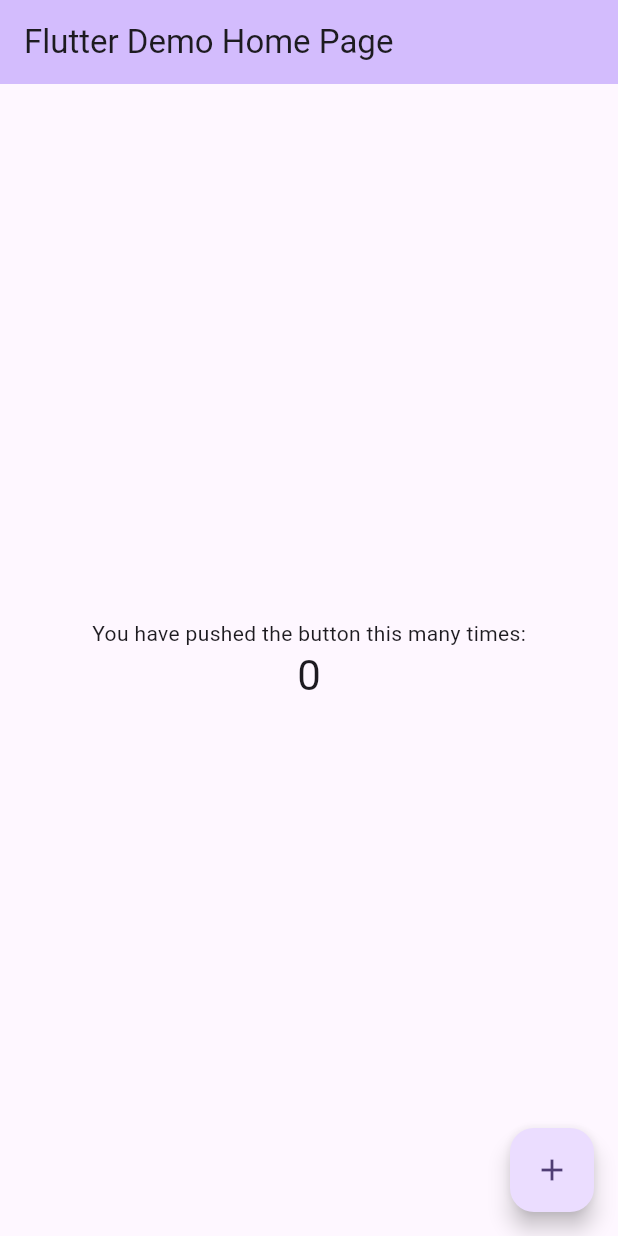
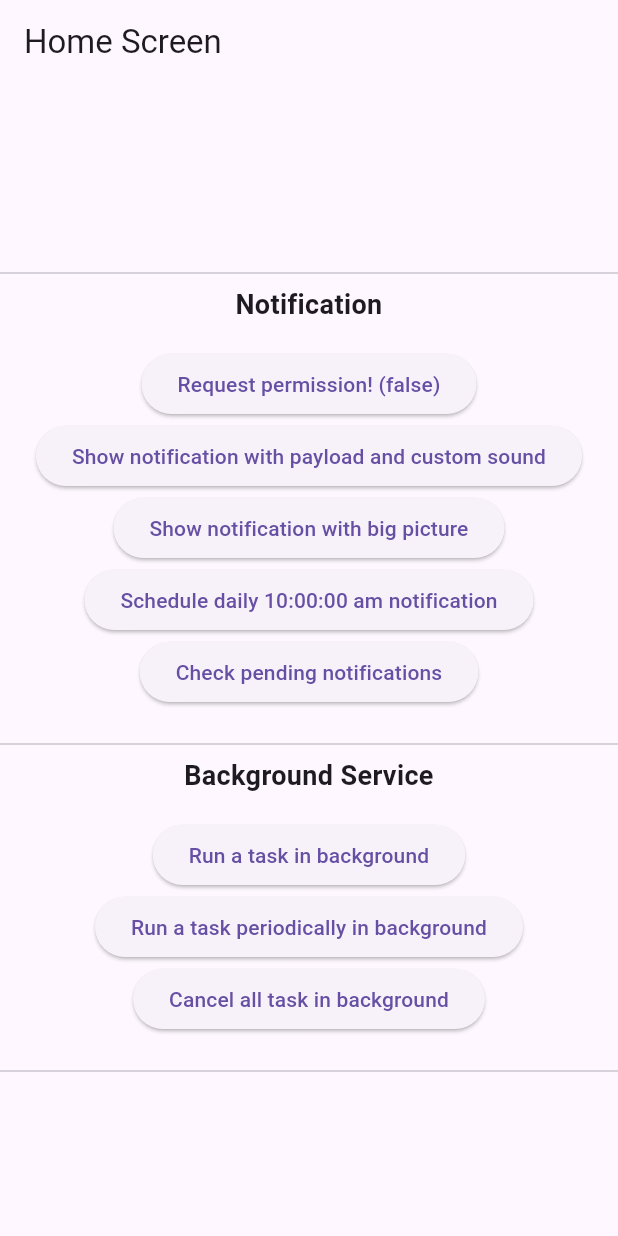
Before and after one commit to abdullohumar/notification_app, a Flutter app: the screen it shows after launch, on a phone screen of 412 x 824 dp. Run offline on Flutter 3.47's test engine with Material 3 defaults, Android fonts, the phone set to English and light mode, and no system bars.

Commit message:
starter app

```diff
--- a/lib/main.dart
+++ b/lib/main.dart
@@ -1,122 +1,34 @@
 import 'package:flutter/material.dart';
+import 'package:notification_app/screens/detail_screen.dart';
+import 'package:notification_app/screens/home_screen.dart';
+import 'package:notification_app/static/my_route.dart';
 
-void main() {
-  runApp(const MyApp());
+void main() async {
+  String route = MyRoute.home.name;
+
+  runApp(
+    App(
+      initialRoute: route,
+    ),
+  );
 }
 
-class MyApp extends StatelessWidget {
-  const MyApp({super.key});
+class App extends StatelessWidget {
+  final String initialRoute;
 
-  // This widget is the root of your application.
+  const App({
+    super.key,
+    required this.initialRoute,
+  });
+
   @override
   Widget build(BuildContext context) {
     return MaterialApp(
-      title: 'Flutter Demo',
-      theme: ThemeData(
-        // This is the theme of your application.
-        //
-        // TRY THIS: Try running your application with "flutter run". You'll see
-        // the application has a purple toolbar. Then, without quitting the app,
-        // try changing the seedColor in the colorScheme below to Colors.green
-        // and then invoke "hot reload" (save your changes or press the "hot
-        // reload" button in a Flutter-supported IDE, or press "r" if you used
-        // the command line to start the app).
-        //
-        // Notice that the counter didn't reset back to zero; the application
-        // state is not lost during the reload. To reset the state, use hot
-        // restart instead.
-        //
-        // This works for code too, not just values: Most code changes can be
-        // tested with just a hot reload.
-        colorScheme: ColorScheme.fromSeed(seedColor: Colors.deepPurple),
-      ),
-      home: const MyHomePage(title: 'Flutter Demo Home Page'),
+      initialRoute: initialRoute,
+      routes: {
+        MyRoute.home.name: (context) => const HomeScreen(),
+        MyRoute.detail.name: (context) => const DetailScreen(),
+      },
     );
   }
 }
-
-class MyHomePage extends StatefulWidget {
-  const MyHomePage({super.key, required this.title});
-
-  // This widget is the home page of your application. It is stateful, meaning
-  // that it has a State object (defined below) that contains fields that affect
-  // how it looks.
-
-  // This class is the configuration for the state. It holds the values (in this
-  // case the title) provided by the parent (in this case the App widget) and
-  // used by the build method of the State. Fields in a Widget subclass are
-  // always marked "final".
-
-  final String title;
-
-  @override
-  State<MyHomePage> createState() => _MyHomePageState();
-}
-
-class _MyHomePageState extends State<MyHomePage> {
-  int _counter = 0;
-
-  void _incrementCounter() {
-    setState(() {
-      // This call to setState tells the Flutter framework that something has
-      // changed in this State, which causes it to rerun the build method below
-      // so that the display can reflect the updated values. If we changed
-      // _counter without calling setState(), then the build method would not be
-      // called again, and so nothing would appear to happen.
-      _counter++;
-    });
-  }
-
-  @override
-  Widget build(BuildContext context) {
-    // This method is rerun every time setState is called, for instance as done
-    // by the _incrementCounter method above.
-    //
-    // The Flutter framework has been optimized to make rerunning build methods
-    // fast, so that you can just rebuild anything that needs updating rather
-    // than having to individually change instances of widgets.
-    return Scaffold(
-      appBar: AppBar(
-        // TRY THIS: Try changing the color here to a specific color (to
-        // Colors.amber, perhaps?) and trigger a hot reload to see the AppBar
-        // change color while the other colors stay the same.
-        backgroundColor: Theme.of(context).colorScheme.inversePrimary,
-        // Here we take the value from the MyHomePage object that was created by
-        // the App.build method, and use it to set our appbar title.
-        title: Text(widget.title),
-      ),
-      body: Center(
-        // Center is a layout widget. It takes a single child and positions it
-        // in the middle of the parent.
-        child: Column(
-          // Column is also a layout widget. It takes a list of children and
-          // arranges them vertically. By default, it sizes itself to fit its
-          // children horizontally, and tries to be as tall as its parent.
-          //
-          // Column has various properties to control how it sizes itself and
-          // how it positions its children. Here we use mainAxisAlignment to
-          // center the children vertically; the main axis here is the vertical
-          // axis because Columns are vertical (the cross axis would be
-          // horizontal).
-          //
-          // TRY THIS: Invoke "debug painting" (choose the "Toggle Debug Paint"
-          // action in the IDE, or press "p" in the console), to see the
-          // wireframe for each widget.
-          mainAxisAlignment: MainAxisAlignment.center,
-          children: <Widget>[
-            const Text('You have pushed the button this many times:'),
-            Text(
-              '$_counter',
-              style: Theme.of(context).textTheme.headlineMedium,
-            ),
-          ],
-        ),
-      ),
-      floatingActionButton: FloatingActionButton(
-        onPressed: _incrementCounter,
-        tooltip: 'Increment',
-        child: const Icon(Icons.add),
-      ), // This trailing comma makes auto-formatting nicer for build methods.
-    );
-  }
-}
--- /dev/null
+++ b/lib/screens/home_screen.dart
@@ -0,0 +1,120 @@
+import 'package:flutter/material.dart';
+import 'package:notification_app/widgets/my_divider.dart';
+
+class HomeScreen extends StatefulWidget {
+  const HomeScreen({super.key});
+
+  @override
+  State<HomeScreen> createState() => _HomeScreenState();
+}
+
+class _HomeScreenState extends State<HomeScreen> {
+  @override
+  Widget build(BuildContext context) {
+    return Scaffold(
+      appBar: AppBar(
+        title: const Text("Home Screen"),
+      ),
+      body: Center(
+        child: SingleChildScrollView(
+          child: Column(
+            crossAxisAlignment: CrossAxisAlignment.center,
+            children: [
+              const MyDivider(title: "Notification"),
+              ElevatedButton(
+                onPressed: () async {
+                  await _requestPermission();
+                },
+                child: const Text(
+                  "Request permission! (false)",
+                  textAlign: TextAlign.center,
+                ),
+              ),
+              ElevatedButton(
+                onPressed: () async {
+                  await _showNotification();
+                },
+                child: const Text(
+                  "Show notification with payload and custom sound",
+                  textAlign: TextAlign.center,
+                ),
+              ),
+              ElevatedButton(
+                onPressed: () async {
+                  await _showBigPictureNotification();
+                },
+                child: const Text(
+                  "Show notification with big picture",
+                  textAlign: TextAlign.center,
+                ),
+              ),
+              ElevatedButton(
+                onPressed: () async {
+                  await _scheduleDailyTenAMNotification();
+                },
+                child: const Text(
+                  "Schedule daily 10:00:00 am notification",
+                  textAlign: TextAlign.center,
+                ),
+              ),
+              ElevatedButton(
+                onPressed: () async {
+                  await _checkPendingNotificationRequests();
+                },
+                child: const Text(
+                  "Check pending notifications",
+                  textAlign: TextAlign.center,
+                ),
+              ),
+              const MyDivider(title: "Background Service"),
+              ElevatedButton(
+                onPressed: () {
+                  _runBackgroundOneOffTask();
+                },
+                child: const Text(
+                  "Run a task in background",
+                  textAlign: TextAlign.center,
+                ),
+              ),
+              ElevatedButton(
+                onPressed: () {
+                  _runBackgroundPeriodicTask();
+                },
+                child: const Text(
+                  "Run a task periodically in background",
+                  textAlign: TextAlign.center,
+                ),
+              ),
+              ElevatedButton(
+                onPressed: () {
+                  _cancelAllTaskInBackground();
+                },
+                child: const Text(
+                  "Cancel all task in background",
+                  textAlign: TextAlign.center,
+                ),
+              ),
+              const MyDivider(),
+            ],
+          ),
+        ),
+      ),
+    );
+  }
+
+  Future<void> _requestPermission() async {}
+
+  Future<void> _showNotification() async {}
+
+  Future<void> _showBigPictureNotification() async {}
+
+  Future<void> _scheduleDailyTenAMNotification() async {}
+
+  Future<void> _checkPendingNotificationRequests() async {}
+
+  void _runBackgroundOneOffTask() async {}
+
+  void _runBackgroundPeriodicTask() async {}
+
+  void _cancelAllTaskInBackground() async {}
+}
--- /dev/null
+++ b/lib/static/my_route.dart
@@ -0,0 +1,8 @@
+enum MyRoute {
+  home("/"),
+  detail("/detail");
+
+  final String name;
+
+  const MyRoute(this.name);
+}
--- /dev/null
+++ b/lib/widgets/my_divider.dart
@@ -0,0 +1,28 @@
+import 'package:flutter/material.dart';
+
+class MyDivider extends StatelessWidget {
+  final String? title;
+
+  const MyDivider({super.key, this.title});
+
+  @override
+  Widget build(BuildContext context) {
+    return Column(
+      children: [
+        const SizedBox.square(dimension: 16),
+        const Divider(),
+        if (title != null) ...[
+          Text(
+            title.toString(),
+            style: const TextStyle(
+              fontWeight: FontWeight.bold,
+              fontSize: 18,
+            ),
+            textAlign: TextAlign.center,
+          ),
+          const SizedBox.square(dimension: 16),
+        ]
+      ],
+    );
+  }
+}
```
Also changed, not shown: lib/screens/detail_screen.dart (added, +39 -0 lines).
